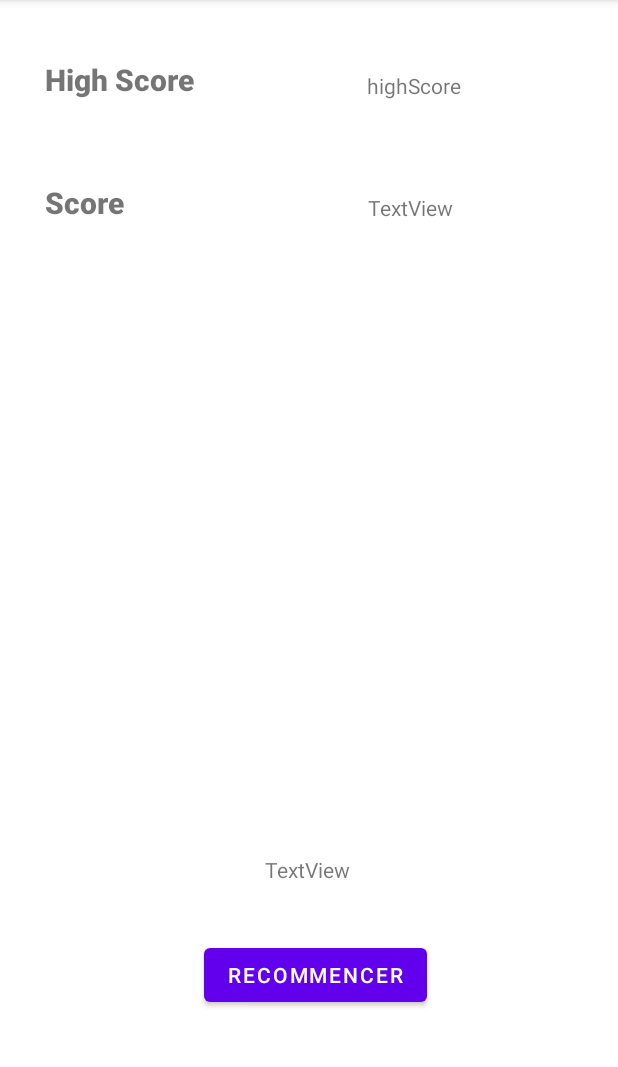
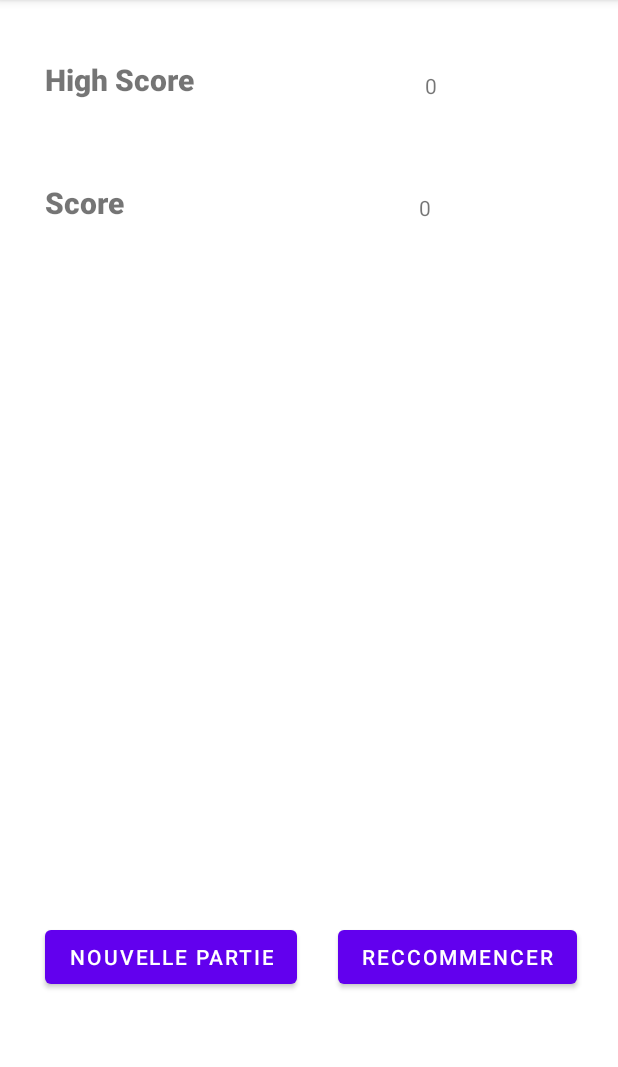
Before and after one commit to Jdrezen/Challenge_Android, an Android app: the ScoreActivity screen opened directly, with no data from a screen before it, on a phone screen of 412 x 824 dp, the part 84-1151 px from its top. Run offline under Robolectric (Android 15) with nearby library versions, the phone set to English and light mode, and no system bars.

Commit message:
Ajout du score

```diff
--- a/app/src/main/java/com/example/graphicman/GameView.java
+++ b/app/src/main/java/com/example/graphicman/GameView.java
@@ -6,7 +6,6 @@ import android.content.Context;
 import android.content.Intent;
 import android.graphics.Canvas;
 import android.graphics.Color;
-import android.graphics.Paint;
 import android.graphics.drawable.Drawable;
 import android.hardware.SensorManager;
 import android.media.MediaRecorder;
@@ -34,6 +33,7 @@ public class GameView extends SurfaceView implements SurfaceHolder.Callback{
     private TouchButton touchButton;
     private String AUDIOPATH;
     private Context context;
+    private int score;
     private boolean isRunning = false;
 
 
@@ -43,7 +43,6 @@ public class GameView extends SurfaceView implements SurfaceHolder.Callback{
 
     public GameView(Context context, SensorManager sensorManager) {
         super(context);
-        image = context.getDrawable(R.drawable.gragro);
 
         AUDIOPATH = context.getCacheDir().getAbsolutePath() + "/audio.3gp";
 
@@ -82,6 +81,7 @@ public class GameView extends SurfaceView implements SurfaceHolder.Callback{
 
     // appelé par un jeu quand c'est gagné
     public void nextJeu(){
+        score++;
         if(historiqueJeux.size()==0){
             historiqueJeux.add(jeuxPossibles.get(getRandomInt(0, jeuxPossibles.size(), -1)));
         }else if(iJeuxEnCour==historiqueJeux.size()-1){
@@ -97,6 +97,7 @@ public class GameView extends SurfaceView implements SurfaceHolder.Callback{
     public void perdu() {
         isRunning = false;
         Intent intent = new Intent(context, ScoreActivity.class);
+        intent.putExtra("score", score);
         context.startActivity(intent);
     }
 
--- a/app/src/main/java/com/example/graphicman/ScoreActivity.java
+++ b/app/src/main/java/com/example/graphicman/ScoreActivity.java
@@ -7,22 +7,52 @@ import android.content.Intent;
 import android.content.SharedPreferences;
 import android.os.Bundle;
 import android.view.View;
-import android.widget.ImageView;
 import android.widget.TextView;
 
 public class ScoreActivity extends AppCompatActivity {
 
-    private long score;
-    private long highScore;
-    private String deathCause;
+    private int score;
+    private int highScore;
+
+
     @Override
     protected void onCreate(Bundle savedInstanceState) {
         super.onCreate(savedInstanceState);
+
+        restartHighScore();
+
         setContentView(R.layout.activity_score);
+
+        score = getIntent().getIntExtra("score", 0);
+
+        SharedPreferences sharedPref = this.getPreferences(Context.MODE_PRIVATE);
+        highScore = sharedPref.getInt("highScore", 0);
+
+        TextView highScoreView = findViewById(R.id.h);
+        highScoreView.setText(highScore + "");
+
+        TextView scoreView = findViewById(R.id.score);
+        scoreView.setText(score + "");
+
+        SharedPreferences.Editor editor = sharedPref.edit();
+        editor.putLong("highScore", Math.max(score, highScore));
+        editor.apply();
     }
 
     public void recommencerPartie(View view){
         Intent intent = new Intent(this, MainActivity.class);
         this.startActivity(intent);
     }
+
+    public void nouvellePartie(View view){
+        Intent intent = new Intent(this, HomeActivity.class);
+        this.startActivity(intent);
+    }
+
+    public void restartHighScore(){
+        SharedPreferences sharedPref = this.getPreferences(Context.MODE_PRIVATE);
+        SharedPreferences.Editor editor = sharedPref.edit();
+        editor.putInt("highScore",0);
+        editor.apply();
+    }
 }
--- a/app/src/main/res/layout/activity_score.xml
+++ b/app/src/main/res/layout/activity_score.xml
@@ -19,7 +19,7 @@
         app:layout_constraintVertical_bias="0.172" />
 
     <TextView
-        android:id="@+id/highScore"
+        android:id="@+id/h"
         android:layout_width="wrap_content"
         android:layout_height="wrap_content"
         android:text="highScore"
@@ -35,13 +35,13 @@
         android:layout_width="wrap_content"
         android:layout_height="wrap_content"
         android:onClick="recommencerPartie"
-        android:text="Recommencer"
+        android:text="Reccommencer"
         app:layout_constraintBottom_toBottomOf="parent"
         app:layout_constraintEnd_toEndOf="parent"
-        app:layout_constraintHorizontal_bias="0.517"
+        app:layout_constraintHorizontal_bias="0.892"
         app:layout_constraintStart_toStartOf="parent"
         app:layout_constraintTop_toTopOf="parent"
-        app:layout_constraintVertical_bias="0.869" />
+        app:layout_constraintVertical_bias="0.853" />
 
     <TextView
         android:id="@+id/textView2"
@@ -71,27 +71,17 @@
         app:layout_constraintTop_toTopOf="parent"
         app:layout_constraintVertical_bias="0.164" />
 
-    <ImageView
-        android:id="@+id/deathImage"
-        android:layout_width="290dp"
-        android:layout_height="344dp"
+    <Button
+        android:id="@+id/button4"
+        android:layout_width="wrap_content"
+        android:layout_height="wrap_content"
+        android:onClick="nouvellePartie"
+        android:text="Nouvelle partie"
         app:layout_constraintBottom_toBottomOf="parent"
         app:layout_constraintEnd_toEndOf="parent"
-        app:layout_constraintHorizontal_bias="0.495"
+        app:layout_constraintHorizontal_bias="0.124"
         app:layout_constraintStart_toStartOf="parent"
         app:layout_constraintTop_toTopOf="parent"
-        app:layout_constraintVertical_bias="0.472"
-        tools:srcCompat="@drawable/gragro" />
+        app:layout_constraintVertical_bias="0.853" />
 
-    <TextView
-        android:id="@+id/deathText"
-        android:layout_width="wrap_content"
-        android:layout_height="wrap_content"
-        android:text="TextView"
-        app:layout_constraintBottom_toBottomOf="parent"
-        app:layout_constraintEnd_toEndOf="parent"
-        app:layout_constraintHorizontal_bias="0.498"
-        app:layout_constraintStart_toStartOf="parent"
-        app:layout_constraintTop_toTopOf="parent"
-        app:layout_constraintVertical_bias="0.761" />
 </androidx.constraintlayout.widget.ConstraintLayout>
```
